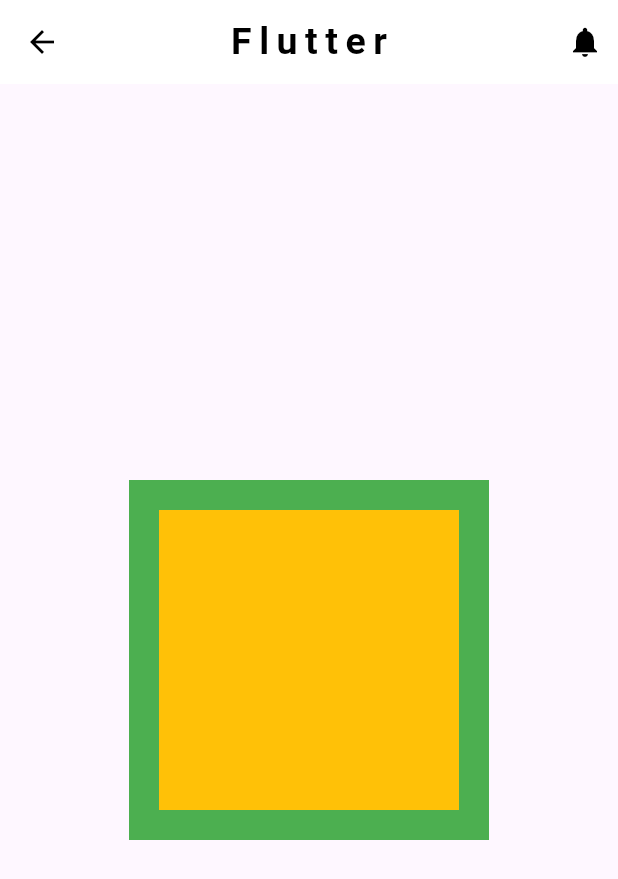
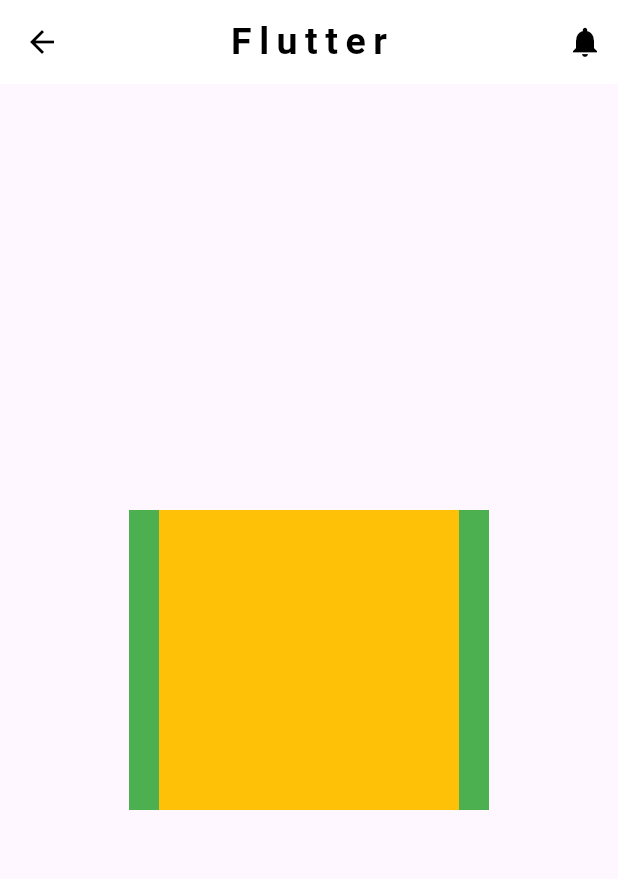
Before and after one commit to RaFiuL-RaZu/app_create, a Flutter app: the screen it shows after launch, on a phone screen of 412 x 824 dp. Shown: the top 879 px of the screen. Run offline on Flutter 3.47's test engine with Material 3 defaults, Android fonts, the phone set to English and light mode, and no system bars.

Commit message:
innit commit

```diff
--- a/lib/main.dart
+++ b/lib/main.dart
@@ -27,7 +27,7 @@ main() {
       body:Center(
         child: Center(
           child: Container(
-            padding: EdgeInsets.all(20),
+            padding: EdgeInsets.symmetric(horizontal: 20),
             color: Colors.green,
             child: Container(
               height: 200,
```
